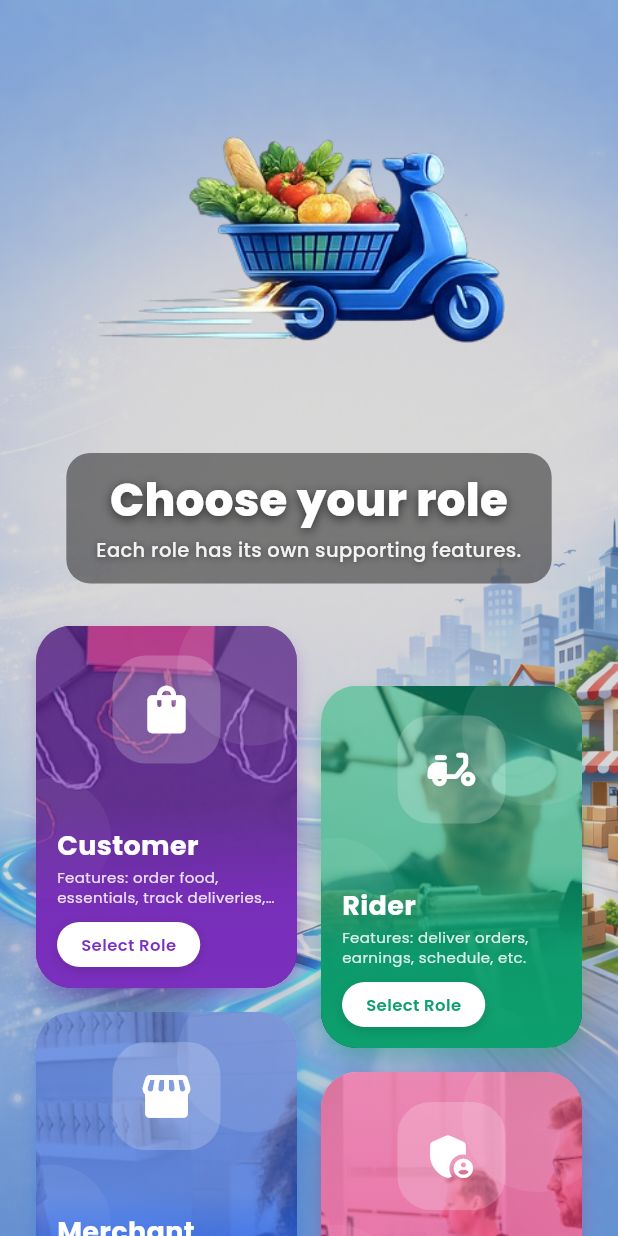
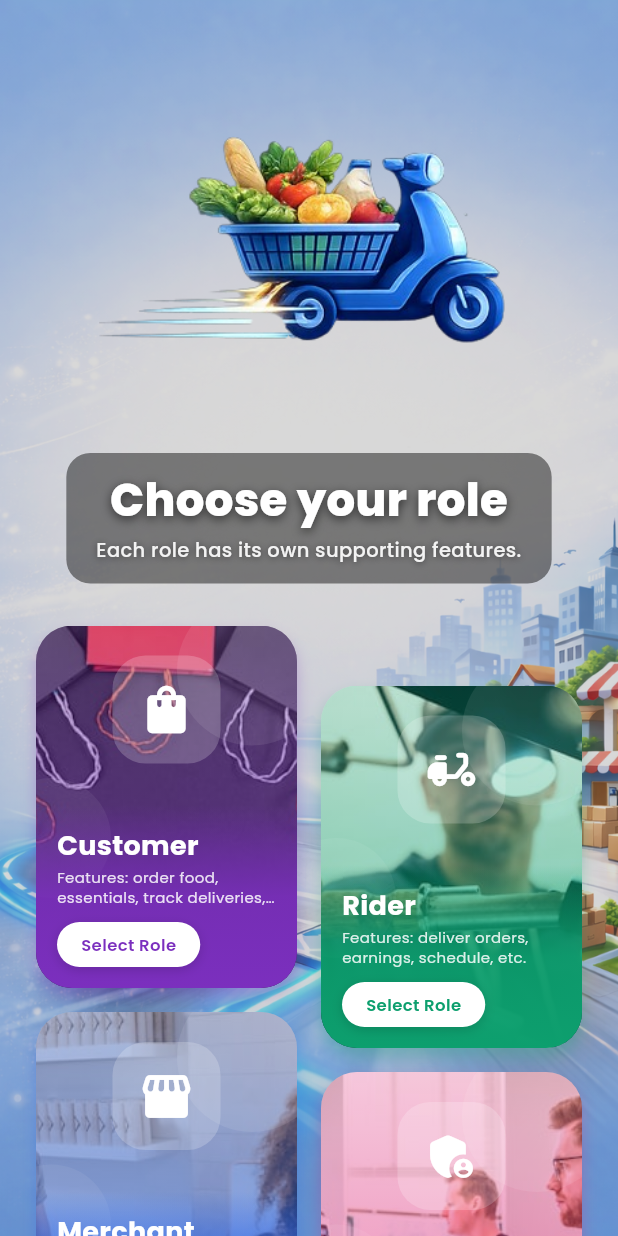
Before and after one commit to ashishsrivastava14/DelieveryPartnerApp, a Flutter app: the screen it shows after launch, on a phone screen of 412 x 824 dp. Run offline on Flutter 3.47's test engine with Material 3 defaults, Android fonts, the phone set to English and light mode, and no system bars; our stand-ins replace fl_chart, get, google_fonts.

Commit message:
Update overlay color opacity on role cards for improved visibility

```diff
--- a/lib/modules/auth/role_selection_screen.dart
+++ b/lib/modules/auth/role_selection_screen.dart
@@ -400,8 +400,8 @@ class _RoleCardState extends State<_RoleCard>
                           decoration: BoxDecoration(
                             gradient: LinearGradient(
                               colors: [
-                                widget.overlayColor.withValues(alpha: 0.55),
-                                widget.overlayColor.withValues(alpha: 0.72),
+                                widget.overlayColor.withValues(alpha: 0.25),
+                                widget.overlayColor.withValues(alpha: 0.60),
                               ],
                               begin: Alignment.topCenter,
                               end: Alignment.bottomCenter,
```
Also changed, not shown: pubspec.yaml (+1 -9 lines).
